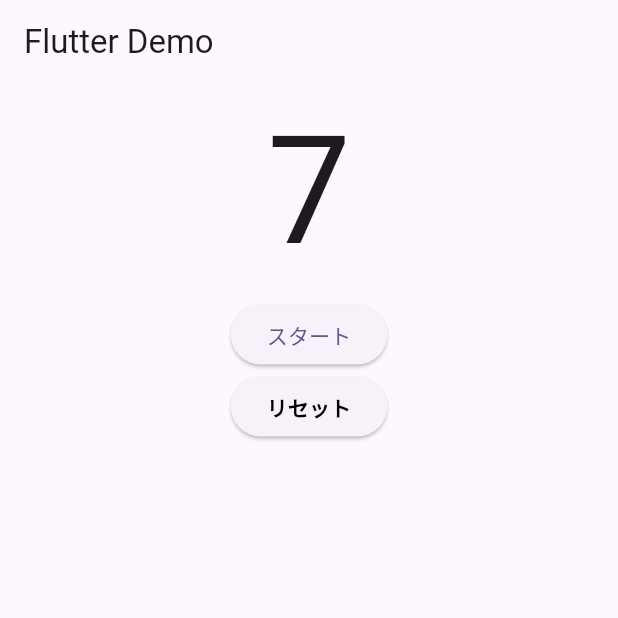
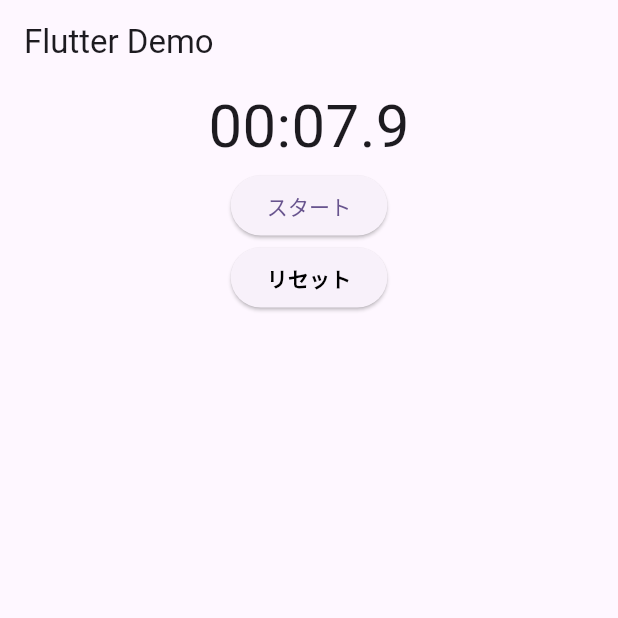
Before and after one commit to gusiken0604/timer, a Flutter app: the screen it shows after launch, after a tap on "ストップ", on a phone screen of 412 x 824 dp, the top half of it. Run offline on Flutter 3.47's test engine with Material 2 defaults, Android fonts, the phone set to English and light mode, and no system bars.

Commit message:
タイマーに分とミリ秒を追加

```diff
--- a/lib/main.dart
+++ b/lib/main.dart
@@ -65,12 +65,13 @@ class _MyHomePageState extends State<MyHomePage> {
       _timer?.cancel();
     } else {
       _timer = Timer.periodic(
-        const Duration(seconds: 1),
+        const Duration(milliseconds: 100),
             (timer) {
           setState(() {
-            _second++;
+            //_second++;
+            _second += 100;
           });
-          if (_second == 10) {
+          if (_second >= 10000) {
             resetTimer();
             Navigator.push (
               context,
@@ -88,6 +89,10 @@ class _MyHomePageState extends State<MyHomePage> {
 
   @override
   Widget build(BuildContext context) {
+    int minutes = (_second ~/ 60000);
+    int seconds = (_second % 60000) ~/ 1000;
+    int hundredth = (_second % 1000) ~/ 100;
+
     return Scaffold(
       appBar: AppBar(
         title: Text(widget.title),
@@ -95,8 +100,10 @@ class _MyHomePageState extends State<MyHomePage> {
       body: Center(
         child: Column(
         children:[ Text(
-            '$_second',
-        style: const TextStyle(fontSize: 100),
+          '${minutes.toString().padLeft(2, '0')}:${seconds.toString().padLeft(2, '0')}.${hundredth.toString().padLeft(1, '0')}',
+          style: const TextStyle(fontSize: 40),
+        //     '$_second',
+        // style: const TextStyle(fontSize: 100),
         ),
         ElevatedButton(
           onPressed: () {
```
